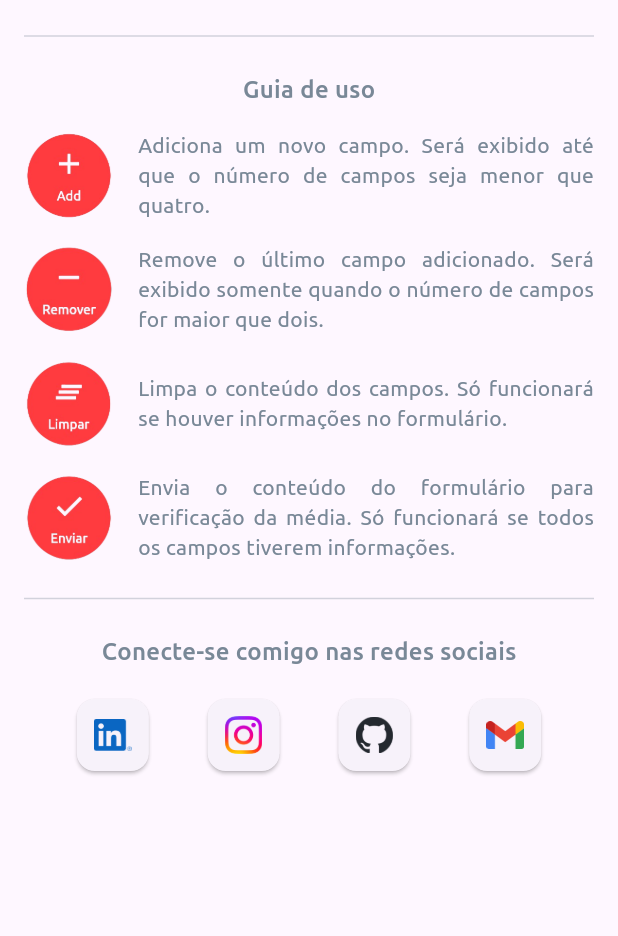
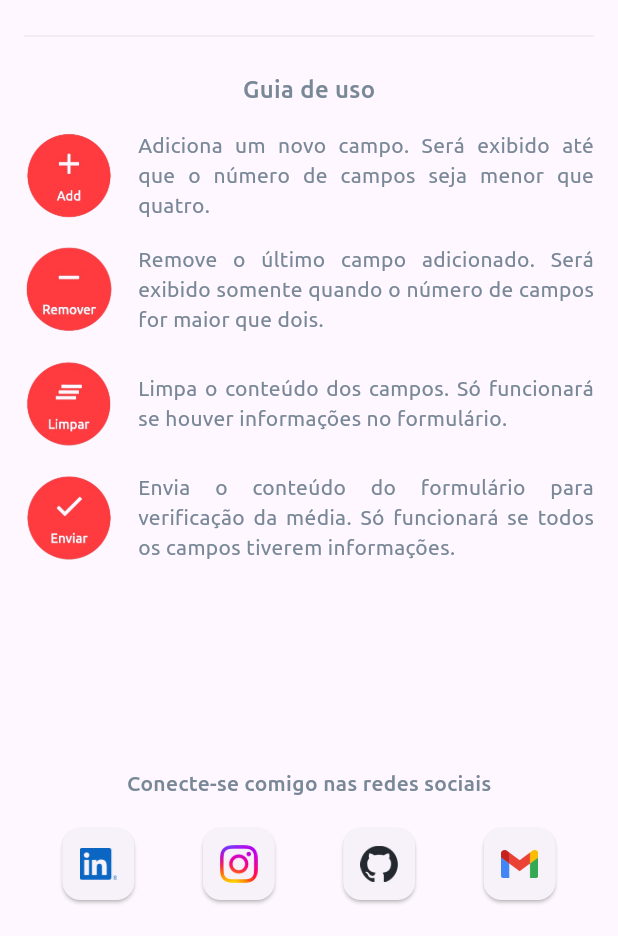
Before and after one commit to Everaldo-Martins/passei, a Flutter app: the About screen opened directly, on a phone screen of 412 x 824 dp, the part 300-1236 px from its top. Run offline on Flutter 3.47's test engine with Material 3 defaults, Android fonts, the phone set to English and light mode, and no system bars; our stand-ins replace flutter_svg; project files that could hold a hidden picture were left out.

Commit message:
Atualização na pespectiva da about_page

```diff
--- a/lib/screens/about_page.dart
+++ b/lib/screens/about_page.dart
@@ -3,9 +3,7 @@ import 'package:flutter_svg/svg.dart';
 import 'package:url_launcher/url_launcher.dart';
 
 class About extends StatelessWidget {
-  const About({
-    super.key,
-  });
+  const About({super.key});
 
   Future<void> openUrl(String url) async {
     final Uri uri = Uri.parse(url);
@@ -36,7 +34,6 @@ class About extends StatelessWidget {
         children: [
           Expanded(
             child: SingleChildScrollView(
-              child: Padding(
               padding: const EdgeInsets.symmetric(
                 vertical: 24,
                 horizontal: 16,
@@ -52,6 +49,7 @@ class About extends StatelessWidget {
                           style: TextStyle(
                             fontFamily: 'Ubuntu',
                             fontSize: 14,
+                            fontWeight: FontWeight.w400,
                             color: Color(0xFF798897),
                           ),
                         ),
@@ -59,7 +57,7 @@ class About extends StatelessWidget {
                     ],
                   ),
                   const SizedBox(height: 16),
-                    const Divider(color: Color(0x55798897)),
+                  const Divider(color: Color(0x22798897)),
                   const SizedBox(height: 16),
                   const Row(
                     mainAxisAlignment: MainAxisAlignment.center,
@@ -90,6 +88,7 @@ class About extends StatelessWidget {
                           style: TextStyle(
                             fontFamily: 'Ubuntu',
                             fontSize: 14,
+                            fontWeight: FontWeight.w400,
                             color: Color(0xFF798897),
                           ),
                         ),
@@ -111,6 +110,7 @@ class About extends StatelessWidget {
                           style: TextStyle(
                             fontFamily: 'Ubuntu',
                             fontSize: 14,
+                            fontWeight: FontWeight.w400,
                             color: Color(0xFF798897),
                           ),
                         ),
@@ -132,6 +132,7 @@ class About extends StatelessWidget {
                           style: TextStyle(
                             fontFamily: 'Ubuntu',
                             fontSize: 14,
+                            fontWeight: FontWeight.w400,
                             color: Color(0xFF798897),
                           ),
                         ),
@@ -153,15 +154,17 @@ class About extends StatelessWidget {
                           style: TextStyle(
                             fontFamily: 'Ubuntu',
                             fontSize: 14,
+                            fontWeight: FontWeight.w400,
                             color: Color(0xFF798897),
                           ),
                         ),
                       ),
                     ],
                   ),
-                    const SizedBox(height: 16),
-                    const Divider(color: Color(0x55798897)),
-                    const SizedBox(height: 16),
+                ],
+              ),
+            ),
+          ),
           const Row(
             mainAxisAlignment: MainAxisAlignment.center,
             mainAxisSize: MainAxisSize.max,
@@ -171,7 +174,7 @@ class About extends StatelessWidget {
                 style: TextStyle(
                   color: Color(0xFF798897),
                   fontFamily: 'Ubuntu',
-                            fontSize: 16,
+                  fontSize: 14,
                   fontWeight: FontWeight.w500,
                 ),
               ),
@@ -193,8 +196,8 @@ class About extends StatelessWidget {
               ),
               Card(
                 child: IconButton(
-                            onPressed: () => openUrl(
-                                'https://www.instagram.com/everaldo_martins1'),
+                  onPressed: () =>
+                      openUrl('https://www.instagram.com/everaldo_martins1'),
                   icon: Image.asset(
                     'assets/icons/instagram.png',
                     width: 25,
@@ -213,8 +216,8 @@ class About extends StatelessWidget {
               ),
               Card(
                 child: IconButton(
-                            onPressed: () => openUrl(
-                                'mailto:everaldoinfortecnico@gmail.com'),
+                  onPressed: () =>
+                      openUrl('mailto:everaldoinfortecnico@gmail.com'),
                   icon: Image.asset(
                     'assets/icons/gmail.png',
                     width: 25,
@@ -223,11 +226,7 @@ class About extends StatelessWidget {
               ),
             ],
           ),
-                  ],
-                ),
-              ),
-            ),
-          ),
+          const SizedBox(height: 20),
         ],
       ),
     );
```
Lines whose indentation alone changed are shown as unchanged.
